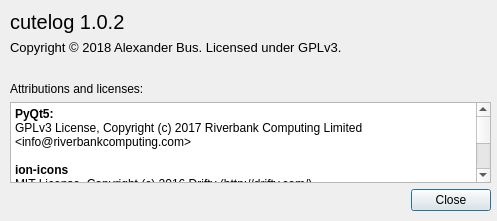
Above: cutelog/resources/ui/about_dialog.ui from busimus/cutelog before the change. Below: the same form after it.
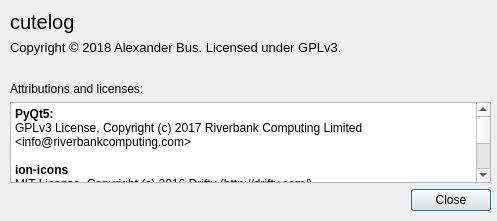
That is the form after the change.

```diff
--- a/cutelog/resources/ui/about_dialog.ui
+++ b/cutelog/resources/ui/about_dialog.ui
@@ -31,7 +31,7 @@
        </font>
       </property>
       <property name="text">
-       <string>cutelog 1.0.2</string>
+       <string>cutelog</string>
       </property>
      </widget>
     </item>
```
